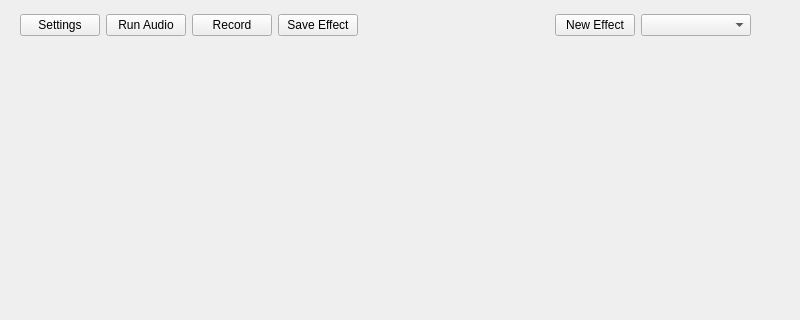
First picture: the form in mainwindow.ui, repository Franchovy/Effect-Project, before the edit; both pictures show x 0 to 800 and y 0 to 320 of the 800 by 600 pixel window.
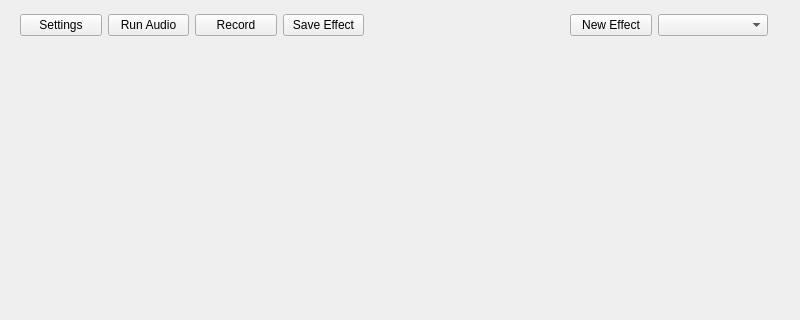
Second picture: the form after the edit. Icons and pictures are not drawn.

```diff
--- a/mainwindow.ui
+++ b/mainwindow.ui
@@ -80,7 +80,7 @@
      <rect>
       <x>20</x>
       <y>10</y>
-      <width>731</width>
+      <width>748</width>
       <height>31</height>
      </rect>
     </property>
```
Left out of the diff: 6 changed lines with no effect on the pictures.
